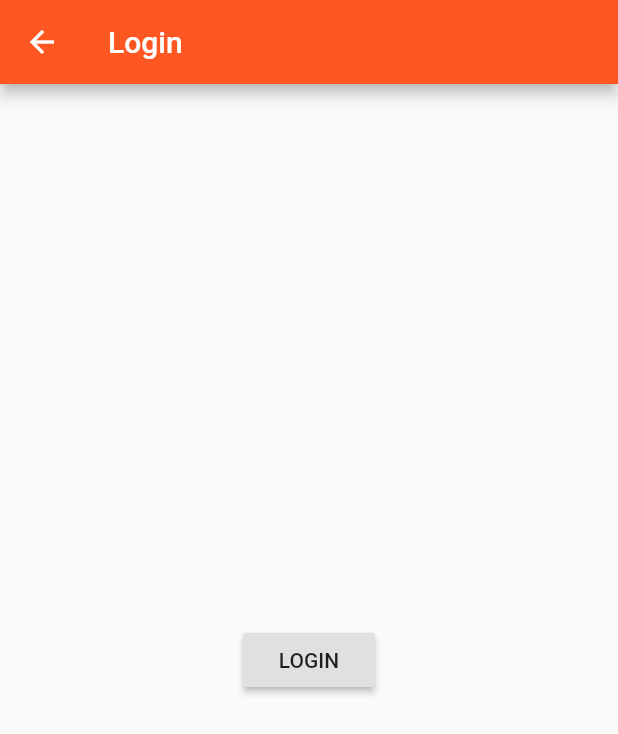
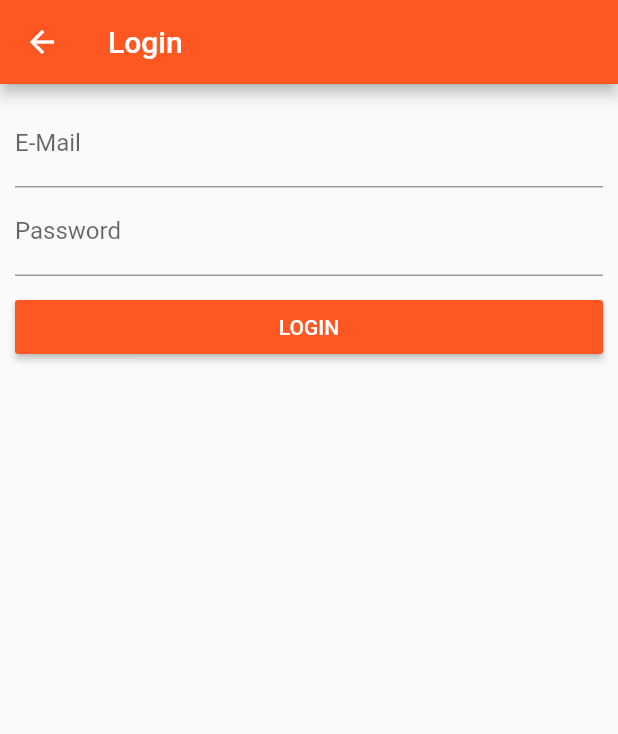
Before and after one commit to AkshitOstwal/LocalDeal, a Flutter app: the AuthPage screen opened directly, on a phone screen of 412 x 824 dp. Shown: the top 734 px of the screen. Run offline on Flutter 3.47's test engine with Material 2 defaults, Android fonts, the phone set to English and light mode, and no system bars.

Commit message:
added an email and password fiels in auth page

```diff
--- a/lib/pages/auth.dart
+++ b/lib/pages/auth.dart
@@ -1,21 +1,58 @@
 import 'package:flutter/material.dart';
 
-class AuthPage extends StatelessWidget {
+class AuthPage extends StatefulWidget {
+  @override
+  State<StatefulWidget> createState() {
+    return _AuthPageState();
+  }
+}
+
+class _AuthPageState extends State<AuthPage> {
+  String _emailValue;
+  String _passwordValue;
+
   @override
   Widget build(BuildContext context) {
     return Scaffold(
       appBar: AppBar(
         title: Text('Login'),
       ),
-      body: Center(
-        child: RaisedButton(
-          child: Text("LOGIN"),
-          onPressed: () {
-            Navigator.pushReplacementNamed(
-              context,
-              '/',
-            );
-          },
+      body: Container(
+        margin: EdgeInsets.all(10),
+        child: ListView(
+          children: <Widget>[
+            TextField(
+              decoration: InputDecoration(labelText: 'E-Mail'),
+              keyboardType: TextInputType.emailAddress,
+              onChanged: (String value) {
+                setState(() {
+                  _emailValue = value;
+                });
+              },
+            ),
+            TextField(
+              decoration: InputDecoration(labelText: 'Password'),
+              obscureText: true,
+              onChanged: (String value) {
+                setState(() {
+                  _passwordValue = value;
+                });
+              },
+            ),
+            SizedBox(
+              height: 10,
+            ),
+            RaisedButton(
+              color: Theme.of(context).primaryColor,
+              textColor: Colors.white,
+              child: Text("LOGIN"),
+              onPressed: () {
+                print(_emailValue);
+                print(_passwordValue);
+                Navigator.pushReplacementNamed(context, '/');
+              },
+            ),
+          ],
         ),
       ),
     );
--- a/lib/products.dart
+++ b/lib/products.dart
@@ -1,4 +1,3 @@
-import './pages/product.dart';
 import 'package:flutter/material.dart';
 
 class Products extends StatelessWidget {
```
Also changed, not shown: lib/pages/product_create.dart (+25 -16 lines).
